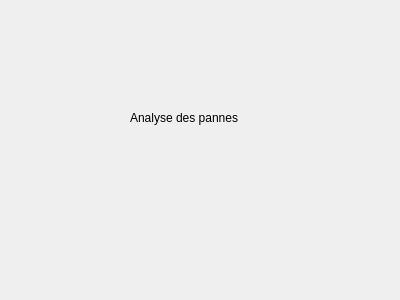
First picture: the form in socobis/controller/panneanalysecontroller.ui, repository Nassy1812/socobis, before the edit.
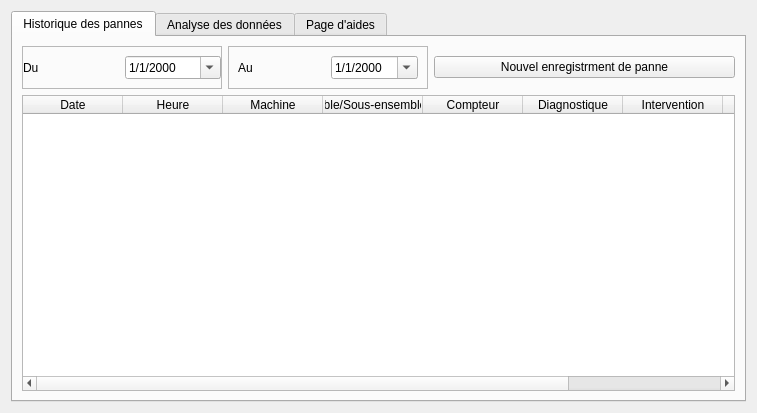
Second picture: the form after the edit. Icons and pictures are not drawn.

What changed in the file:
```diff
--- a/socobis/controller/panneanalysecontroller.ui
+++ b/socobis/controller/panneanalysecontroller.ui
@@ -6,26 +6,205 @@
    <rect>
     <x>0</x>
     <y>0</y>
-    <width>400</width>
-    <height>300</height>
+    <width>757</width>
+    <height>413</height>
    </rect>
   </property>
   <property name="windowTitle">
    <string>Form</string>
   </property>
-  <widget class="QLabel" name="label">
-   <property name="geometry">
-    <rect>
-     <x>130</x>
-     <y>110</y>
-     <width>121</width>
-     <height>16</height>
-    </rect>
-   </property>
-   <property name="text">
-    <string>Analyse des pannes</string>
-   </property>
-  </widget>
+  <layout class="QHBoxLayout" name="horizontalLayout">
+   <item>
+    <widget class="QTabWidget" name="tabWidget">
+     <property name="currentIndex">
+      <number>0</number>
+     </property>
+     <widget class="QWidget" name="storyTab">
+      <attribute name="icon">
+       <iconset>
+        <normalon>:/assets/images/Calender.png</normalon>
+       </iconset>
+      </attribute>
+      <attribute name="title">
+       <string>Historique des pannes</string>
+      </attribute>
+      <layout class="QVBoxLayout" name="verticalLayout">
+       <item>
+        <layout class="QHBoxLayout" name="horizontalLayout_4">
+         <item>
+          <widget class="QFrame" name="frame">
+           <property name="maximumSize">
+            <size>
+             <width>200</width>
+             <height>16777215</height>
+            </size>
+           </property>
+           <property name="frameShape">
+            <enum>QFrame::StyledPanel</enum>
+           </property>
+           <property name="frameShadow">
+            <enum>QFrame::Raised</enum>
+           </property>
+           <layout class="QHBoxLayout" name="horizontalLayout_2">
+            <property name="leftMargin">
+             <number>0</number>
+            </property>
+            <property name="topMargin">
+             <number>0</number>
+            </property>
+            <property name="rightMargin">
+             <number>0</number>
+            </property>
+            <property name="bottomMargin">
+             <number>0</number>
+            </property>
+            <item>
+             <widget class="QLabel" name="label">
+              <property name="text">
+               <string>Du</string>
+              </property>
+             </widget>
+            </item>
+            <item>
+             <widget class="QDateEdit" name="beginDate">
+              <property name="displayFormat">
+               <string>d/M/yyyy</string>
+              </property>
+              <property name="calendarPopup">
+               <bool>true</bool>
+              </property>
+              <property name="timeSpec">
+               <enum>Qt::LocalTime</enum>
+              </property>
+             </widget>
+            </item>
+           </layout>
+          </widget>
+         </item>
+         <item>
+          <widget class="QFrame" name="frame_2">
+           <property name="maximumSize">
+            <size>
+             <width>200</width>
+             <height>16777215</height>
+            </size>
+           </property>
+           <property name="frameShape">
+            <enum>QFrame::StyledPanel</enum>
+           </property>
+           <property name="frameShadow">
+            <enum>QFrame::Raised</enum>
+           </property>
+           <layout class="QHBoxLayout" name="horizontalLayout_3">
+            <item>
+             <widget class="QLabel" name="label_2">
+              <property name="text">
+               <string>Au</string>
+              </property>
+             </widget>
+            </item>
+            <item>
+             <widget class="QDateEdit" name="endDate">
+              <property name="displayFormat">
+               <string>d/M/yyyy</string>
+              </property>
+              <property name="calendarPopup">
+               <bool>true</bool>
+              </property>
+              <property name="timeSpec">
+               <enum>Qt::LocalTime</enum>
+              </property>
+             </widget>
+            </item>
+           </layout>
+          </widget>
+         </item>
+         <item>
+          <widget class="QPushButton" name="newBtn">
+           <property name="text">
+            <string>Nouvel enregistrment de panne</string>
+           </property>
+          </widget>
+         </item>
+        </layout>
+       </item>
+       <item>
+        <widget class="QTableWidget" name="storyTable">
+         <attribute name="horizontalHeaderShowSortIndicator" stdset="0">
+          <bool>true</bool>
+         </attribute>
+         <column>
+          <property name="text">
+           <string>Date</string>
+          </property>
+         </column>
+         <column>
+          <property name="text">
+           <string>Heure</string>
+          </property>
+         </column>
+         <column>
+          <property name="text">
+           <string>Machine</string>
+          </property>
+         </column>
+         <column>
+          <property name="text">
+           <string>Ensemble/Sous-ensemble/Piece</string>
+          </property>
+         </column>
+         <column>
+          <property name="text">
+           <string>Compteur</string>
+          </property>
+         </column>
+         <column>
+          <property name="text">
+           <string>Diagnostique</string>
+          </property>
+         </column>
+         <column>
+          <property name="text">
+           <string>Intervention</string>
+          </property>
+         </column>
+         <column>
+          <property name="text">
+           <string>Remarques</string>
+          </property>
+         </column>
+         <column>
+          <property name="text">
+           <string>Action</string>
+          </property>
+         </column>
+        </widget>
+       </item>
+      </layout>
+     </widget>
+     <widget class="QWidget" name="analyseTab">
+      <attribute name="icon">
+       <iconset>
+        <normalon>:/assets/images/Preferences.png</normalon>
+       </iconset>
+      </attribute>
+      <attribute name="title">
+       <string>Analyse des données</string>
+      </attribute>
+     </widget>
+     <widget class="QWidget" name="helpTab">
+      <attribute name="icon">
+       <iconset>
+        <normalon>:/assets/images/Info.png</normalon>
+       </iconset>
+      </attribute>
+      <attribute name="title">
+       <string>Page d'aides</string>
+      </attribute>
+     </widget>
+    </widget>
+   </item>
+  </layout>
  </widget>
  <resources/>
  <connections/>
```
